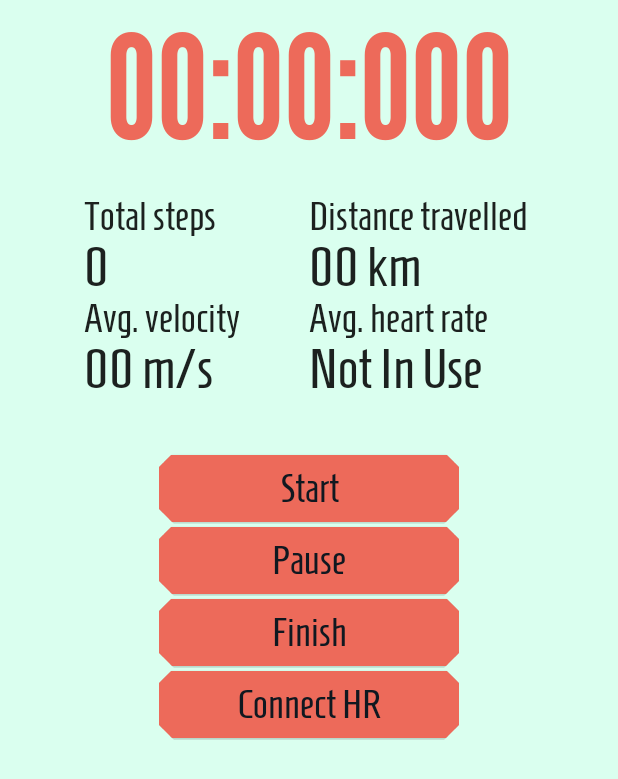
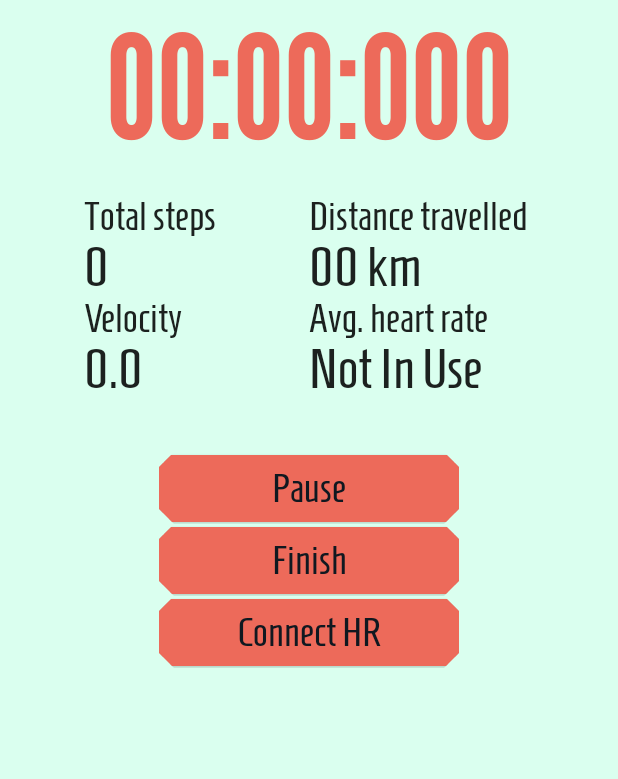
Before and after one commit to JulianCCY/RUNderful, an Android app built with Jetpack Compose: the RunningScreen screen opened through its navigation route, after a tap on "Finish", on a phone screen of 412 x 824 dp. Shown: the top 779 px of the screen. Run offline under Robolectric (Android 15) with nearby library versions, the phone set to English and light mode, and no system bars; our stand-ins replace Dagger/Hilt's generated code, accompanist, livedata-compose; 2 statements that could not run were skipped; 3 other taps on this screen came first.

Commit message:
waiting to test velocity

```diff
--- a/app/src/main/java/com/example/running_app/MainActivity.kt
+++ b/app/src/main/java/com/example/running_app/MainActivity.kt
@@ -17,6 +17,7 @@ import androidx.compose.material.Surface
 import androidx.navigation.compose.NavHost
 import androidx.navigation.compose.composable
 import androidx.navigation.compose.rememberNavController
+import com.example.running_app.data.running.running_location.RunningLocationViewModel
 import com.example.running_app.ui.theme.Running_AppTheme
 import com.example.running_app.viewModels.RunningViewModel
 import com.example.running_app.views.RunningScreen
@@ -39,6 +40,7 @@ class MainActivity : ComponentActivity(){
         ){
             weatherViewModel.loadWeatherInfo()
             dailyWeatherViewModel.loadDailyWeatherInfo()
+
         }
         permissionLauncher.launch(arrayOf(
             Manifest.permission.ACCESS_FINE_LOCATION,
--- a/app/src/main/java/com/example/running_app/viewModels/RunningViewModel.kt
+++ b/app/src/main/java/com/example/running_app/viewModels/RunningViewModel.kt
@@ -6,18 +6,30 @@ import android.hardware.Sensor
 import android.hardware.SensorEvent
 import android.hardware.SensorEventListener
 import android.hardware.SensorManager
+import android.location.Location
+import android.location.LocationListener
+import android.location.LocationManager
 import android.util.Log
 import androidx.lifecycle.AndroidViewModel
 import androidx.lifecycle.LiveData
 import androidx.lifecycle.MutableLiveData
+import com.example.running_app.data.running.running_location.RunningLocationViewModel
 import kotlinx.coroutines.*
 import java.time.Instant
 import java.time.LocalDateTime
 import java.time.ZoneId
 import java.time.format.DateTimeFormatter
 import java.util.*
+import javax.inject.Inject
 
-class RunningViewModel(application: Application) : AndroidViewModel(application), SensorEventListener {
+class RunningViewModel (
+    application: Application,
+) : AndroidViewModel(application), SensorEventListener, LocationListener {
+
+    // Time
+    var time = MutableLiveData("00:00:000")
+    private var timeMills = 0L
+    private var lastTimeStamp = 0L
 
     // Step Counter Sensor Setup
     private lateinit var sm: SensorManager
@@ -28,13 +40,16 @@ class RunningViewModel(application: Application) : AndroidViewModel(application)
     private var prevSteps = 0
     private var totalSteps = 0
 
-    var time = MutableLiveData("00:00:000")
-
+    // Conditions
     private var coroutineScope = CoroutineScope(Dispatchers.Main)
     var isActive = false
 
-    private var timeMills = 0L
-    private var lastTimeStamp = 0L
+    // Running Velocity
+    private lateinit var locationManager: LocationManager
+    val velocity_: MutableLiveData<Double> = MutableLiveData(0.0)
+    val velocity: LiveData<Double> = velocity_
+
+    // Running Distance
 
     fun startCountTime(startOrResume: Boolean = false) {
 
@@ -42,13 +57,14 @@ class RunningViewModel(application: Application) : AndroidViewModel(application)
         if (startOrResume){
             loadStepCounter()
             resetSteps()
-            // if start then connect to the bluetooth first
         }
 
         // start sensor monitoring
         registerStepCounterSensor()
+        // start update location while running
+        startTrackingRunningLocation()
 
-        if (isActive) {
+        if (isActive){
             coroutineScope.launch {
                 lastTimeStamp = System.currentTimeMillis()
                 this@RunningViewModel.isActive = true
@@ -67,12 +83,14 @@ class RunningViewModel(application: Application) : AndroidViewModel(application)
     fun pauseCountTime() {
         isActive = false
         unregisterStepCounterSensor()
+        stopTrackingRunningLocation()
     }
 
     // finish running
     // stop sensor and save step count
     fun stopCountTime() {
         unregisterStepCounterSensor()
+        stopTrackingRunningLocation()
 
         saveStepCounter()
         updateStepCounter(0)
@@ -160,4 +178,20 @@ class RunningViewModel(application: Application) : AndroidViewModel(application)
     // this part is not required
     override fun onAccuracyChanged(p0: Sensor?, p1: Int) {
     }
+
+    private fun startTrackingRunningLocation(){
+        locationManager = getApplication<Application>().getSystemService(Context.LOCATION_SERVICE) as LocationManager
+        locationManager.requestLocationUpdates(LocationManager.GPS_PROVIDER, 5000, 5f, this)
+    }
+
+    private fun stopTrackingRunningLocation(){
+        locationManager.removeUpdates(this)
+    }
+
+    override fun onLocationChanged(location: Location) {
+        velocity_.postValue(location.speed.toDouble())
+        Log.d("Running Speed","Latitude: " + location.latitude + " , Longitude: " + location.longitude + " , Speed: " + location.speed)
+    }
+
+
 }
--- a/app/src/main/java/com/example/running_app/viewModels/WeatherViewModel.kt
+++ b/app/src/main/java/com/example/running_app/viewModels/WeatherViewModel.kt
@@ -1,9 +1,13 @@
 package com.example.running_app.viewModels
 
+import android.app.Application
+import android.location.Geocoder
+import android.os.Build
 import android.util.Log
 import androidx.compose.runtime.getValue
 import androidx.compose.runtime.mutableStateOf
 import androidx.compose.runtime.setValue
+import androidx.lifecycle.AndroidViewModel
 import androidx.lifecycle.LiveData
 import androidx.lifecycle.MutableLiveData
 import androidx.lifecycle.ViewModel
@@ -19,8 +23,16 @@ import javax.inject.Inject
 @HiltViewModel
 class WeatherViewModel @Inject constructor(
     private val repository: WeatherRepository,
-    private val locationTracker: LocationTracker
-): ViewModel() {
+    private val locationTracker: LocationTracker,
+    application: Application
+): AndroidViewModel(application) {
+
+    private val context
+        get() = getApplication<Application>()
+
+    private val _address: MutableLiveData<String> = MutableLiveData()
+    val address: LiveData<String> = _address
+
     val switch = mutableStateOf("hours")
     var state by mutableStateOf(WeatherState())
         private set
@@ -33,6 +45,7 @@ class WeatherViewModel @Inject constructor(
             )
             locationTracker.getCurrentLocation()?.let { location ->
                 Log.d("julian", "${location.latitude}, ${location.longitude}")
+                forecastingLocation(location.latitude, location.longitude)
                 when(val result = repository.getWeatherData(location.latitude, location.longitude)) {
                     is WeatherResource.Success -> {
                         state = state.copy(
@@ -58,4 +71,13 @@ class WeatherViewModel @Inject constructor(
             }
         }
     }
+    private fun forecastingLocation(lat: Double, long: Double){
+        val geocoder = Geocoder(context)
+        if (Build.VERSION.SDK_INT >= 33)
+            geocoder.getFromLocation(lat, long, 1)?.let{
+                _address.postValue(it.first()?.locality)
+            }
+        else _address.postValue(geocoder.getFromLocation(lat, long, 1)?.first()?.locality ?: "")
+//        Log.d("current address", "${address.value}")
+    }
 }
--- a/app/src/main/java/com/example/running_app/views/RunningScreen.kt
+++ b/app/src/main/java/com/example/running_app/views/RunningScreen.kt
@@ -69,6 +69,9 @@ fun StatsDisplay(runningViewModel: RunningViewModel = viewModel(), bleViewModel:
     val getHeartRate by bleViewModel.mBPM.observeAsState()
     val heartRate = getHeartRate?.absoluteValue
 
+    val getVelocity by runningViewModel.velocity.observeAsState()
+    val velocity = getVelocity?.absoluteValue
+
     Column(
         horizontalAlignment = Alignment.CenterHorizontally,
         verticalArrangement = Arrangement.Center,
@@ -113,11 +116,11 @@ fun StatsDisplay(runningViewModel: RunningViewModel = viewModel(), bleViewModel:
                     .width(150.dp)
             ) {
                 Text(
-                    text = "Avg. velocity",
+                    text = "Velocity",
                     style = MaterialTheme.typography.body1
                 )
                 Text(
-                    text = "00 m/s",
+                    text = if (velocity != null) "$velocity" else "0.0" + " m/s",
                     style = MaterialTheme.typography.subtitle2
                 )
             }
@@ -130,7 +133,7 @@ fun StatsDisplay(runningViewModel: RunningViewModel = viewModel(), bleViewModel:
                     style = MaterialTheme.typography.body1
                 )
                 Text(
-                    text = if (heartRate != null && heartRate != 0) "$heartRate bpm" else "Not In Use",
+                    text = if (heartRate != null && heartRate != 0) "$heartRate BPM" else "Not In Use",
                     style = MaterialTheme.typography.subtitle2
                 )
             }
@@ -141,34 +144,36 @@ fun StatsDisplay(runningViewModel: RunningViewModel = viewModel(), bleViewModel:
 @Composable
 fun Buttons(runningViewModel: RunningViewModel = viewModel(), bleViewModel: BLEViewModel = viewModel()) {
     var pauseResume by remember { mutableStateOf("pause") }
-//    runningViewModel.startCountTime()
+    runningViewModel.isActive = true
+    runningViewModel.startCountTime(true)
     Column(
         horizontalAlignment = Alignment.CenterHorizontally,
         modifier = Modifier
             .padding(10.dp)
             .fillMaxWidth()
     ) {
-        var isButtonVisible by remember { mutableStateOf(true) }
-        Button(
-            onClick = {
-                runningViewModel.isActive = true
-                runningViewModel.startCountTime(startOrResume = true)
-                isButtonVisible = false
-                Log.d("steps", "start")
-
-            }, modifier = Modifier
-                .alpha(if (isButtonVisible) 1f else 0f)
-                .clip(CutCornerShape(10.dp))
-                .width(200.dp)
-        ) {
-            Text(
-                text = "Start",
-                style = MaterialTheme.typography.body1
-            )
-        }
+//        var isButtonVisible by remember { mutableStateOf(true) }
+//        Button(
+//            onClick = {
+//                runningViewModel.isActive = true
+//                runningViewModel.startCountTime(startOrResume = true)
+//                isButtonVisible = false
+//                Log.d("steps", "start")
+//
+//            }, modifier = Modifier
+//                .alpha(if (isButtonVisible) 1f else 0f)
+//                .clip(CutCornerShape(10.dp))
+//                .width(200.dp)
+//        ) {
+//            Text(
+//                text = "Start",
+//                style = MaterialTheme.typography.body1
+//            )
+//        }
         Button(
             onClick = {
                 if (pauseResume == "pause") {
+                    runningViewModel.isActive = false
                     runningViewModel.pauseCountTime()
                     runningViewModel.unregisterStepCounterSensor()
                     pauseResume = "resume"
@@ -201,7 +206,7 @@ fun Buttons(runningViewModel: RunningViewModel = viewModel(), bleViewModel: BLEV
             onClick = {
                 runningViewModel.stopCountTime()
                 runningViewModel.unregisterStepCounterSensor()
-                isButtonVisible = true
+//                isButtonVisible = true
                 Log.d("steps", "stop")
             },
             modifier = Modifier
```
Also changed, not shown: app/src/main/java/com/example/running_app/data/running/running_location/RunningLocationViewModel.kt (added, +33 -0 lines), app/src/main/java/com/example/running_app/views/WeatherScreen.kt (+149 -51 lines).
